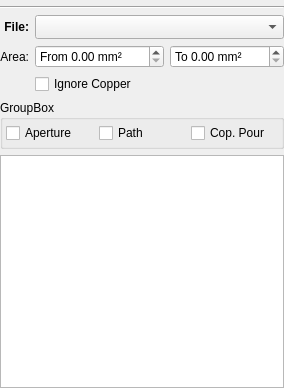
Before: the Qt Designer form plugins/gcode/thermal/thermalform.ui in XRay3D/GERBER_X3, drawn with Qt 5.
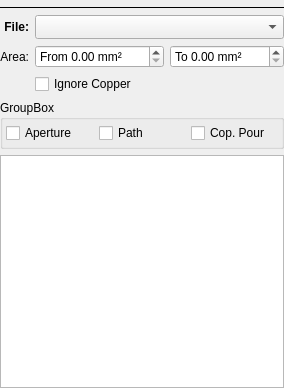
After: the same form once the commit is applied. Custom widgets are drawn as their Qt base class.

What changed in the file:
```diff
--- a/plugins/gcode/thermal/thermalform.ui
+++ b/plugins/gcode/thermal/thermalform.ui
@@ -50,6 +50,9 @@
    </item>
    <item row="1" column="0" colspan="3">
     <widget class="Line" name="line_2">
+     <property name="frameShadow">
+      <enum>QFrame::Plain</enum>
+     </property>
      <property name="orientation">
       <enum>Qt::Horizontal</enum>
      </property>
```
